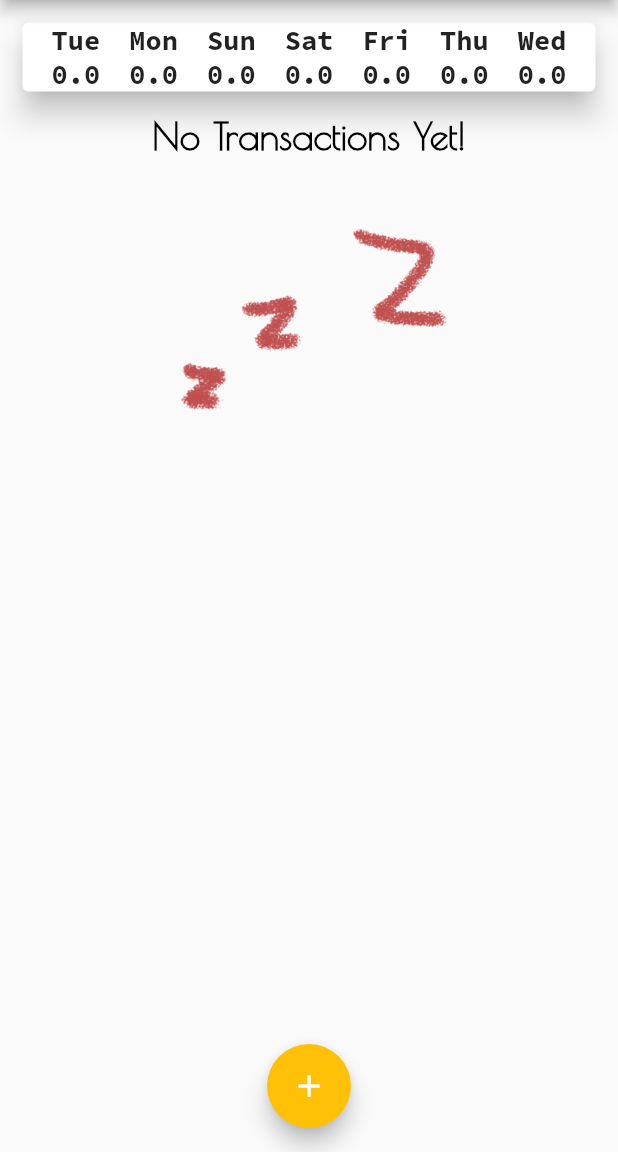
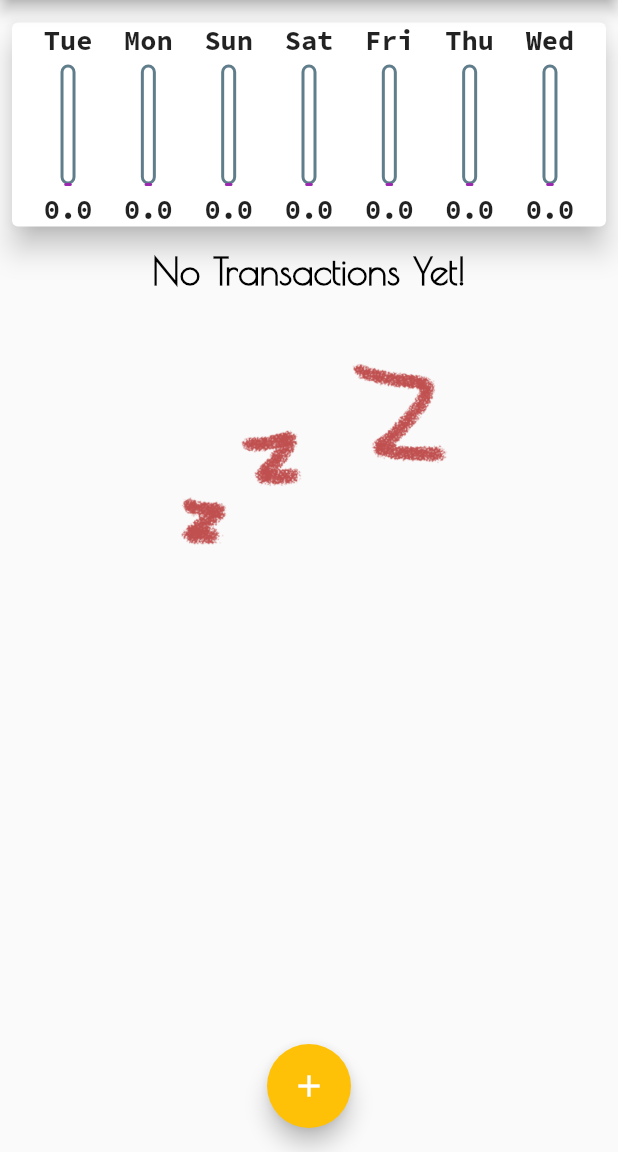
Before and after one commit to Toxicann/Expenses_Planner, a Flutter app: the screen it shows after launch, on a phone screen of 412 x 824 dp, the part 84-1236 px from its top. Run offline on Flutter 3.47's test engine with Material 2 defaults, Android fonts, the phone set to English and light mode, and no system bars.

Commit message:
chart working with filled values

```diff
--- a/lib/widgets/chart.dart
+++ b/lib/widgets/chart.dart
@@ -1,14 +1,15 @@
 import 'package:flutter/material.dart';
+import 'package:intl/intl.dart';
+
 import '../models/transactions.dart';
-
-import 'package:intl/intl.dart';
+import './chart_bar.dart';
 
 class Chart extends StatelessWidget {
   final List<Transactions> recentTransactions;
 
   const Chart(this.recentTransactions, {Key? key}) : super(key: key);
 
-  List<Map<String, Object>> get groupedTransactions {
+  List<Map<String, dynamic>> get groupedTransactions {
     return List.generate(7, (index) {
       final weekDay = DateTime.now().subtract(Duration(days: index));
       var totalAmt = 0.0;
@@ -17,7 +18,7 @@ class Chart extends StatelessWidget {
         if (recentTransactions[i].date.day == weekDay.day &&
             recentTransactions[i].date.month == weekDay.month &&
             recentTransactions[i].date.year == weekDay.year) {
-          totalAmt = recentTransactions[i].amount;
+          totalAmt += recentTransactions[i].amount;
         }
       }
 
@@ -28,19 +29,27 @@ class Chart extends StatelessWidget {
     });
   }
 
+  double get totalSpendingAmount {
+    return groupedTransactions.fold(0.0, (sum, item) {
+      return sum + item['Amount'];
+    });
+  }
+
   @override
   Widget build(BuildContext context) {
     return Card(
-      margin: const EdgeInsets.all(15),
+      margin: const EdgeInsets.symmetric(vertical: 15, horizontal: 8),
       elevation: 8,
       child: Row(
         mainAxisAlignment: MainAxisAlignment.spaceEvenly,
         children: groupedTransactions.map((e) {
-          return Column(
-            children: <Widget>[
-              Text('${e['Day']}'),
-              Text('${e['Amount']}'),
-            ],
+          return ChartBar(
+            label: e['Day'],
+            spendingAmount: e['Amount'],
+            spendingPercTotal: totalSpendingAmount == 0.0
+                ? 0.0
+                : (e['Amount'] as double) /
+                    totalSpendingAmount, //its in fraction: if 100% then 1
           );
         }).toList(),
       ),
--- /dev/null
+++ b/lib/widgets/chart_bar.dart
@@ -0,0 +1,58 @@
+// ignore_for_file: prefer_typing_uninitialized_variables
+
+import 'package:flutter/material.dart';
+
+class ChartBar extends StatelessWidget {
+  final label;
+  final spendingAmount;
+  final double spendingPercTotal;
+
+  const ChartBar(
+      {Key? key,
+      required this.label,
+      required this.spendingAmount,
+      required this.spendingPercTotal})
+      : super(key: key);
+
+  @override
+  Widget build(BuildContext context) {
+    return Column(
+      children: <Widget>[
+        Text(label),
+        const SizedBox(
+          height: 5,
+        ),
+        Stack(
+          alignment: AlignmentDirectional.bottomCenter,
+          children: [
+            Container(
+              height: 80,
+              width: 10,
+              decoration: BoxDecoration(
+                  border: Border.all(
+                    width: 2.0,
+                    color: Colors.blueGrey,
+                  ),
+                  borderRadius: BorderRadius.circular(5)),
+            ),
+            Container(
+              height: spendingPercTotal * 80,
+              width: 7,
+              decoration: BoxDecoration(
+                  color: Colors.purple,
+                  border: Border.all(
+                    width: 2.0,
+                    color: Colors.purple,
+                  ),
+                  borderRadius: BorderRadius.circular(4)),
+            ),
+          ],
+        ),
+        const SizedBox(
+          height: 5,
+        ),
+        Text('$spendingAmount'),
+      ],
+    );
+  }
+}
--- a/lib/widgets/transaction_list.dart
+++ b/lib/widgets/transaction_list.dart
@@ -9,7 +9,7 @@ class TransactionList extends StatelessWidget {
   @override
   Widget build(BuildContext context) {
     return SizedBox(
-      height: 600,
+      height: 500,
       width: 350,
       child: transactions.isEmpty
           ? Column(
```
